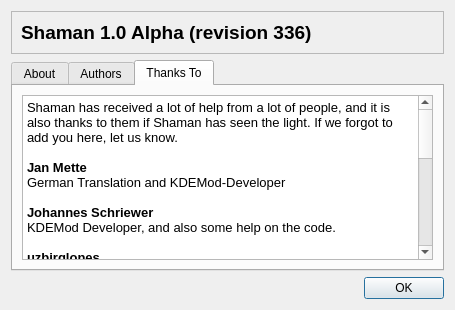
First picture: the form in trunk/ui/aboutDialog.ui, repository drf/shaman1, before the edit.
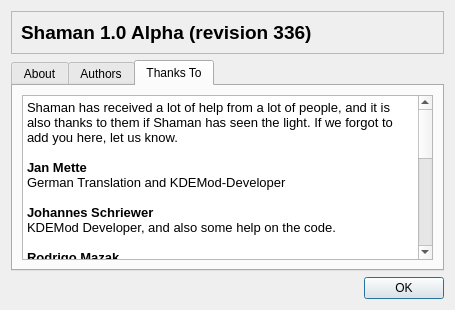
Second picture: the form after the edit. The open tabs and pages were chosen to show the change. Icons and pictures are not drawn.

What changed in the file:
```diff
--- a/trunk/ui/aboutDialog.ui
+++ b/trunk/ui/aboutDialog.ui
@@ -129,7 +129,7 @@
 &lt;p style=" margin-top:0px; margin-bottom:0px; margin-left:0px; margin-right:0px; -qt-block-indent:0; text-indent:0px; font-family:'Sans Serif'; font-size:10pt;">&lt;span style=" font-weight:600;">Johannes Schriewer&lt;/span>&lt;/p>
 &lt;p style=" margin-top:0px; margin-bottom:0px; margin-left:0px; margin-right:0px; -qt-block-indent:0; text-indent:0px; font-size:10pt; font-weight:600;">&lt;span style=" font-weight:400;">KDEMod Developer, and also some help on the code.&lt;/span>&lt;/p>
 &lt;p style="-qt-paragraph-type:empty; margin-top:0px; margin-bottom:0px; margin-left:0px; margin-right:0px; -qt-block-indent:0; text-indent:0px; font-family:'Sans Serif'; font-size:10pt; font-weight:600;">&lt;/p>
-&lt;p style=" margin-top:0px; margin-bottom:0px; margin-left:0px; margin-right:0px; -qt-block-indent:0; text-indent:0px; font-family:'Sans Serif'; font-size:10pt;">&lt;span style=" font-weight:600;">uzbirglones&lt;/span>&lt;/p>
+&lt;p style=" margin-top:0px; margin-bottom:0px; margin-left:0px; margin-right:0px; -qt-block-indent:0; text-indent:0px; font-family:'Sans Serif'; font-size:10pt;">&lt;span style=" font-weight:600;">Rodrigo Mazak&lt;/span>&lt;/p>
 &lt;p style=" margin-top:0px; margin-bottom:0px; margin-left:0px; margin-right:0px; -qt-block-indent:0; text-indent:0px; font-family:'Sans Serif'; font-size:10pt;">Brazilian Translator, and gave the name Shaman&lt;/p>
 &lt;p style="-qt-paragraph-type:empty; margin-top:0px; margin-bottom:0px; margin-left:0px; margin-right:0px; -qt-block-indent:0; text-indent:0px; font-family:'Sans Serif'; font-size:10pt;">&lt;/p>
 &lt;p style=" margin-top:0px; margin-bottom:0px; margin-left:0px; margin-right:0px; -qt-block-indent:0; text-indent:0px; font-family:'Sans Serif'; font-size:10pt;">&lt;span style=" font-weight:600;">Martin Sandsmark&lt;/span>&lt;/p>
```
